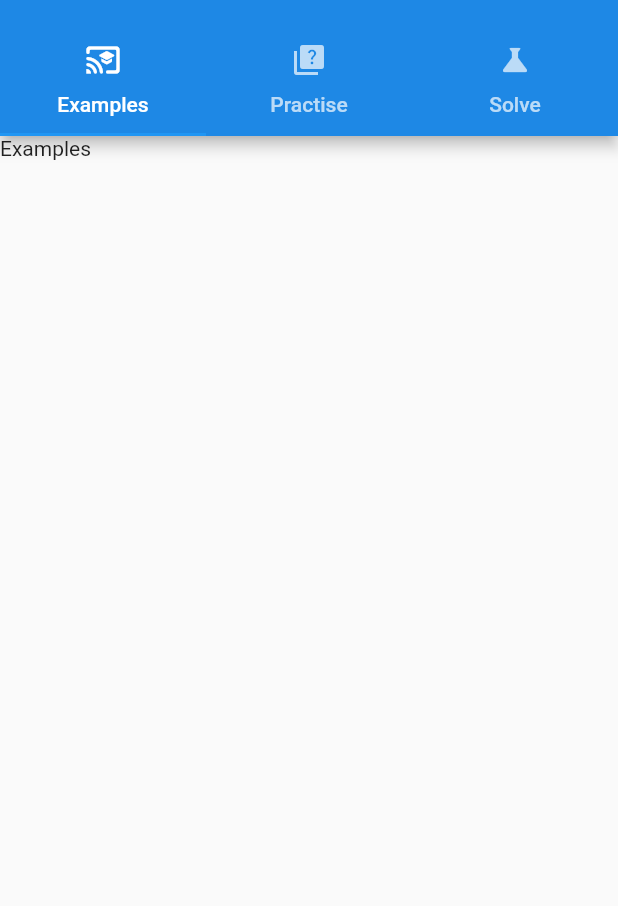
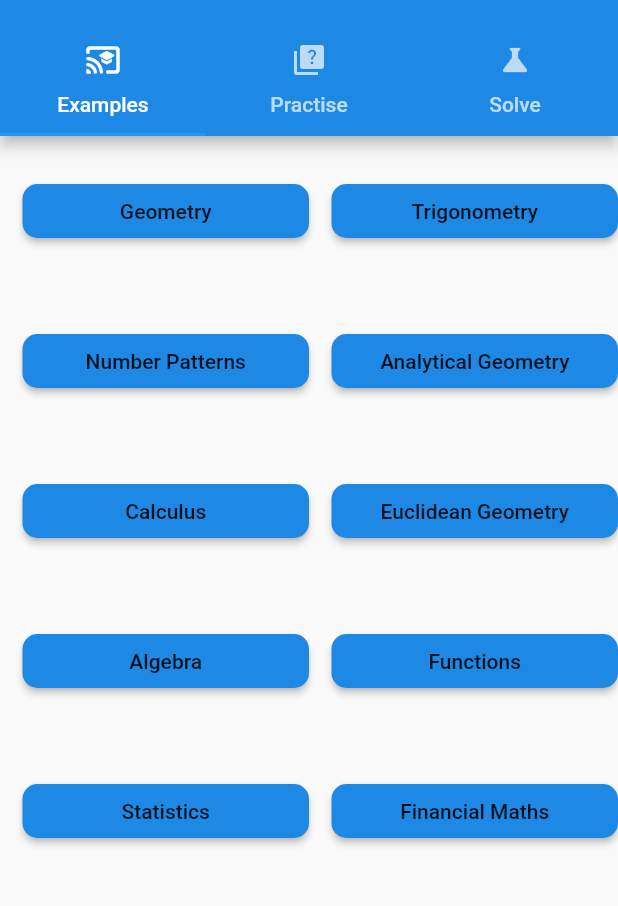
Before and after one commit to BrianTshatiwa-zz/Mathgeek, a Flutter app: the screen it shows after launch, on a phone screen of 412 x 824 dp, the part 59-965 px from its top. Run offline on Flutter 3.47's test engine with Material 2 defaults, Android fonts, the phone set to English and light mode, and no system bars.

Commit message:
create the examples page

```diff
--- /dev/null
+++ b/mobileApp/mathgeek/lib/examples.dart
@@ -0,0 +1,171 @@
+import 'package:flutter/material.dart';
+
+class ExamplesPage extends StatefulWidget {
+  @override
+  _ExamplesPageState createState() => _ExamplesPageState();
+}
+
+class _ExamplesPageState extends State<ExamplesPage> {
+  @override
+  Widget build(BuildContext context) {
+    return Scaffold(
+        body: SingleChildScrollView(
+            child: Column(
+      children: [
+        Row(children: [
+          SizedBox(
+            width: 15.0,
+            height: 100.0,
+          ),
+          Expanded(
+            child: RaisedButton(
+              shape: RoundedRectangleBorder(
+                  borderRadius: BorderRadius.circular(10.0)),
+              onPressed: () => print("pressed"),
+              child: Text('Geometry'),
+              color: Colors.blue[600],
+            ),
+          ),
+          SizedBox(
+            width: 15.0,
+            height: 50.0,
+          ),
+          Expanded(
+            child: RaisedButton(
+              shape: RoundedRectangleBorder(
+                borderRadius: BorderRadius.circular(10.0),
+              ),
+              onPressed: () => print("pressed"),
+              child: Text('Trigonometry'),
+              color: Colors.blue[600],
+            ),
+          )
+        ]),
+        Row(
+          children: [
+            SizedBox(
+              width: 15.0,
+              height: 100.0,
+            ),
+            Expanded(
+              child: RaisedButton(
+                shape: RoundedRectangleBorder(
+                    borderRadius: BorderRadius.circular(10.0)),
+                onPressed: () => print("pressed"),
+                child: Text('Number Patterns'),
+                color: Colors.blue[600],
+              ),
+            ),
+            SizedBox(
+              width: 15.0,
+              height: 50.0,
+            ),
+            Expanded(
+              child: RaisedButton(
+                shape: RoundedRectangleBorder(
+                  borderRadius: BorderRadius.circular(10.0),
+                ),
+                onPressed: () => print("pressed"),
+                child: Text('Analytical Geometry'),
+                color: Colors.blue[600],
+              ),
+            )
+          ],
+        ),
+        Row(
+          children: [
+            SizedBox(
+              width: 15.0,
+              height: 100.0,
+            ),
+            Expanded(
+              child: RaisedButton(
+                shape: RoundedRectangleBorder(
+                    borderRadius: BorderRadius.circular(10.0)),
+                onPressed: () => print("pressed"),
+                child: Text('Calculus'),
+                color: Colors.blue[600],
+              ),
+            ),
+            SizedBox(
+              width: 15.0,
+              height: 50.0,
+            ),
+            Expanded(
+              child: RaisedButton(
+                shape: RoundedRectangleBorder(
+                  borderRadius: BorderRadius.circular(10.0),
+                ),
+                onPressed: () => print("pressed"),
+                child: Text('Euclidean Geometry'),
+                color: Colors.blue[600],
+              ),
+            )
+          ],
+        ),
+        Row(
+          children: [
+            SizedBox(
+              width: 15.0,
+              height: 100.0,
+            ),
+            Expanded(
+              child: RaisedButton(
+                shape: RoundedRectangleBorder(
+                    borderRadius: BorderRadius.circular(10.0)),
+                onPressed: () => print("pressed"),
+                child: Text('Algebra'),
+                color: Colors.blue[600],
+              ),
+            ),
+            SizedBox(
+              width: 15.0,
+              height: 50.0,
+            ),
+            Expanded(
+              child: RaisedButton(
+                shape: RoundedRectangleBorder(
+                  borderRadius: BorderRadius.circular(10.0),
+                ),
+                onPressed: () => print("pressed"),
+                child: Text('Functions'),
+                color: Colors.blue[600],
+              ),
+            )
+          ],
+        ),
+        Row(
+          children: [
+            SizedBox(
+              width: 15.0,
+              height: 100.0,
+            ),
+            Expanded(
+              child: RaisedButton(
+                shape: RoundedRectangleBorder(
+                    borderRadius: BorderRadius.circular(10.0)),
+                onPressed: () => print("pressed"),
+                child: Text('Statistics'),
+                color: Colors.blue[600],
+              ),
+            ),
+            SizedBox(
+              width: 15.0,
+              height: 50.0,
+            ),
+            Expanded(
+              child: RaisedButton(
+                shape: RoundedRectangleBorder(
+                  borderRadius: BorderRadius.circular(10.0),
+                ),
+                onPressed: () => print("pressed"),
+                child: Text('Financial Maths'),
+                color: Colors.blue[600],
+              ),
+            )
+          ],
+        )
+      ],
+    )));
+  }
+}
--- a/mobileApp/mathgeek/lib/main.dart
+++ b/mobileApp/mathgeek/lib/main.dart
@@ -1,4 +1,5 @@
 import 'package:flutter/material.dart';
+import './examples.dart';
 
 void main() {
   runApp(HomePage());
@@ -39,7 +40,7 @@
           ),
           body: TabBarView(
             children: [
-              Text('Examples'),
+              ExamplesPage(),
               Text('Practise'),
               Text('Solve'),
             ],
```
